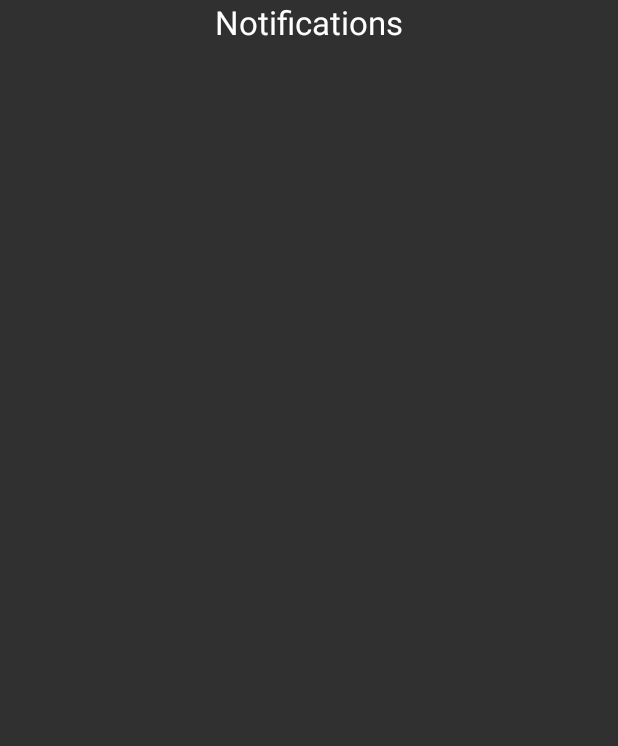
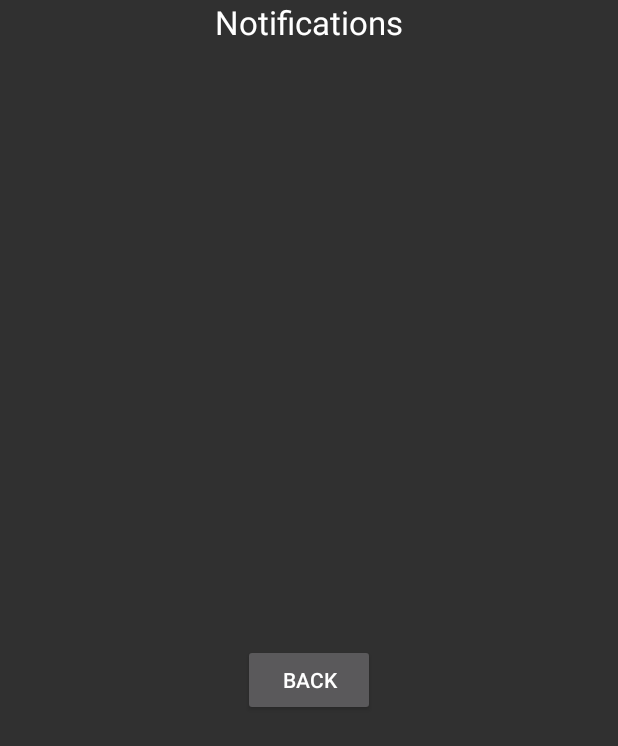
Before and after one commit to eschilling90/ExerciseTracker, an Android app: the layout notification_fragment.xml on its own in the app's theme, with its tools: preview values and no code run, on a phone screen of 412 x 824 dp. Shown: the top 746 px of the screen. Run offline under Robolectric (Android 15) with nearby library versions, the phone set to English and light mode, and no system bars.

Commit message:
Created Notification table

```diff
--- a/app/build.gradle
+++ b/app/build.gradle
@@ -6,7 +6,7 @@ android {
 
     defaultConfig {
         applicationId "erik.exercisetracker"
-        minSdkVersion 16
+        minSdkVersion 17
         targetSdkVersion 22
         versionCode 1
         versionName "1.0"
--- a/app/src/main/res/layout/notification_fragment.xml
+++ b/app/src/main/res/layout/notification_fragment.xml
@@ -1,6 +1,7 @@
 <?xml version="1.0" encoding="utf-8"?>
 <RelativeLayout xmlns:android="http://schemas.android.com/apk/res/android"
-    android:layout_width="match_parent" android:layout_height="match_parent">
+    android:layout_width="match_parent" android:layout_height="match_parent"
+    android:minHeight="400dp">
 
     <TextView
         android:layout_width="wrap_content"
@@ -18,8 +19,25 @@
         android:layout_below="@+id/notificationsHeaderNotification"
         android:layout_alignParentLeft="true"
         android:layout_alignParentStart="true"
-        android:fillViewport="false">
+        android:fillViewport="false"
+        android:minWidth="400dp"
+        android:minHeight="400dp"
+        android:layout_alignParentRight="true"
+        android:layout_alignParentEnd="true">
 
+        <LinearLayout
+            android:layout_width="wrap_content"
+            android:layout_height="wrap_content"
+            android:orientation="vertical"
+            android:id="@+id/tableNotification"></LinearLayout>
     </ScrollView>
 
+    <Button
+        android:layout_width="wrap_content"
+        android:layout_height="wrap_content"
+        android:text="Back"
+        android:id="@+id/backButtonNotification"
+        android:layout_below="@+id/scrollViewNotification"
+        android:layout_centerHorizontal="true" />
+
 </RelativeLayout>
```
Also changed, not shown: app/src/main/java/erik/exercisetracker/NotificationFragment.java (added, +156 -0 lines), app/src/main/res/values/styles.xml (+9 -0 lines), 2 other files.
